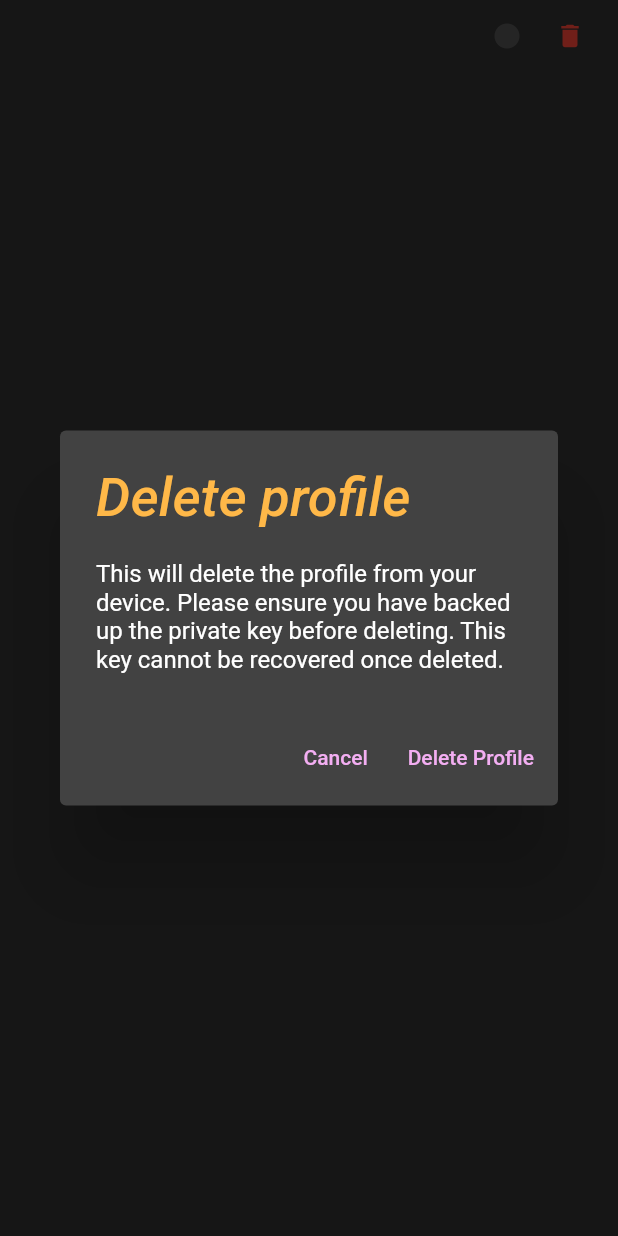
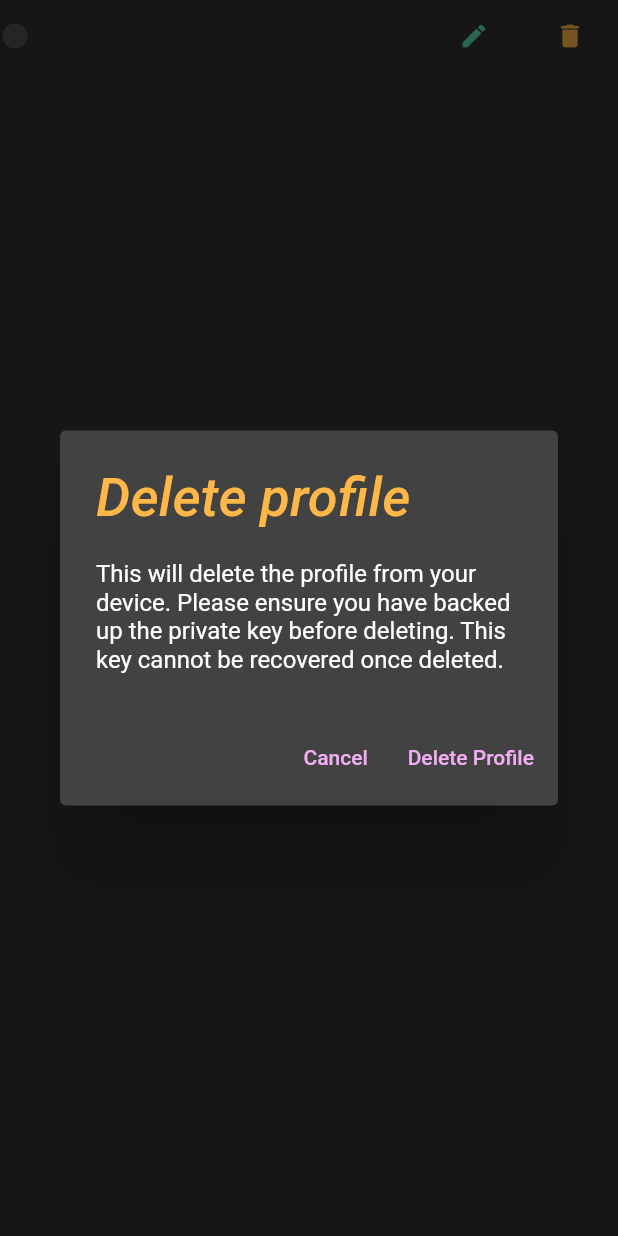
Before and after one commit to wavlake/watermelon, a Flutter app: the ProfileRow widget shown alone on an empty page, opened directly with empty values, after a tap on the "delete" icon, on a phone screen of 412 x 824 dp. Run offline on Flutter 3.47's test engine with Material 2 defaults, Android fonts, the phone set to English and light mode, and no system bars; our stand-ins replace flutter_secure_storage, get_storage; missing offline and left inert: mobile_scanner, nostr, nostr_tools; accounts and stored records are empty; network calls fail; Roboto replaces fonts that are missing (Poppins).

Commit message:
reworked profile row

```diff
--- a/lib/main.dart
+++ b/lib/main.dart
@@ -212,10 +212,8 @@ class _MyHomePageState extends State<_MyHomePage> {
                                     color: colorScheme.secondary, width: 2.0))),
                         child: SizedBox(
                           width: MediaQuery.of(context).size.width,
-                          child: SafeArea(
-                            child: ProfilePicker(
-                              closeProfilePicker: closeProfilePicker,
-                            ),
+                          child: ProfilePicker(
+                            closeProfilePicker: closeProfilePicker,
                           ),
                         ),
                       )
--- a/lib/screens/userProfile/profile_picker.dart
+++ b/lib/screens/userProfile/profile_picker.dart
@@ -15,13 +15,13 @@ class ProfilePicker extends StatelessWidget {
 
     // profile list view
     return Padding(
-      padding: const EdgeInsets.only(left: 15.0, right: 15.0),
+      padding: const EdgeInsets.only(bottom: 50, left: 15.0, right: 15.0),
       child: Column(
           crossAxisAlignment: CrossAxisAlignment.center,
           mainAxisAlignment: MainAxisAlignment.start,
           children: [
             const Padding(
-              padding: EdgeInsets.only(bottom: 15.0),
+              padding: EdgeInsets.only(bottom: 15.0, top: 15.0),
               child: Text("Select Account"),
             ),
             ...appState.userProfiles.isEmpty
--- a/lib/screens/userProfile/profile_row.dart
+++ b/lib/screens/userProfile/profile_row.dart
@@ -1,6 +1,7 @@
 import 'package:flutter/material.dart';
 import 'package:provider/provider.dart';
 import 'package:watermelon/components/user_avatar.dart';
+import 'package:watermelon/model/constants.dart';
 
 import '../../components/delete_profile_dialog.dart';
 import '../../model/user_profile.dart';
@@ -16,7 +17,9 @@ class ProfileRow extends StatelessWidget {
   Widget build(BuildContext context) {
     var appState = context.watch<AppState>();
 
-    return InkWell(
+    return Padding(
+      padding: const EdgeInsets.only(bottom: 8.0),
+      child: InkWell(
         onTap: () => {
           closeProfilePicker(),
           appState.makeProfileActive(profile),
@@ -26,22 +29,13 @@ class ProfileRow extends StatelessWidget {
           children: [
             Row(
               children: [
-              UserAvatar(
-                size: 30,
-                profile: profile,
-              ),
-              Text(profile.label),
-            ],
-          ),
-          Row(
-            children: [
                 profile.isActive
                     ? const Opacity(
                         opacity: 1,
                         child: Icon(
                           Icons.circle,
                           // TODO - add wavlake colors
-                        color: Color.fromARGB(255, 241, 119, 160),
+                          color: WavlakeColors.mint,
                           size: 20.0,
                         ),
                       )
@@ -53,18 +47,38 @@ class ProfileRow extends StatelessWidget {
                           size: 20.0,
                         ),
                       ),
+                UserAvatar(
+                  size: 30,
+                  profile: profile,
+                ),
+                Text(profile.label),
+              ],
+            ),
+            Row(
+              children: [
                 TextButton(
-                  onPressed: () =>
-                      deleteProfileDialog(context, profile, closeProfilePicker),
+                    onPressed: () => {
+                          appState.setEditingProfile(profile),
+                          appState.navigate(Screen.editUserProfile),
+                        },
+                    child: const Icon(
+                      Icons.edit,
+                      color: WavlakeColors.mint,
+                      size: 20.0,
+                    )),
+                TextButton(
+                    onPressed: () => deleteProfileDialog(
+                        context, profile, closeProfilePicker),
                     child: const Icon(
                       Icons.delete,
-                    color: Colors.red,
+                      color: WavlakeColors.orange,
                       size: 20.0,
                     )),
               ],
             ),
           ],
         ),
+      ),
     );
   }
 }
```
Lines whose indentation alone changed are shown as unchanged.
